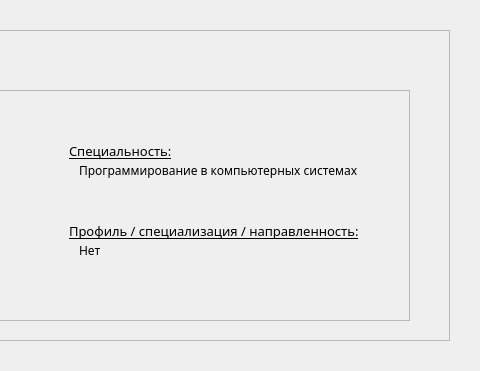
Old version of the form gui/ui/main_window.ui in the repository frrusi/portal-parser; both pictures show x 571 to 1051 and y 0 to 371 of the 1051 by 371 pixel window.
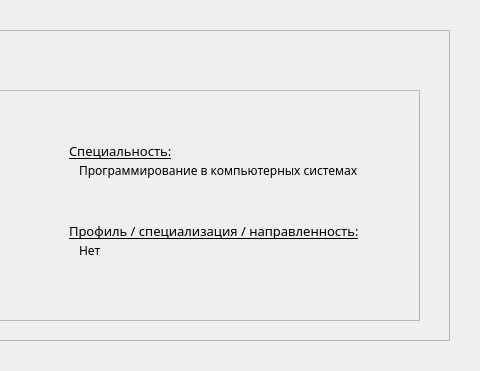
New version of the form. The open tabs and pages were chosen to show the change. Icons and pictures are not drawn.

```diff
--- a/gui/ui/main_window.ui
+++ b/gui/ui/main_window.ui
@@ -421,7 +421,7 @@
         <rect>
          <x>40</x>
          <y>60</y>
-         <width>591</width>
+         <width>601</width>
          <height>231</height>
         </rect>
        </property>
```
Left out of the diff: 2 changed lines with no effect on the pictures.
